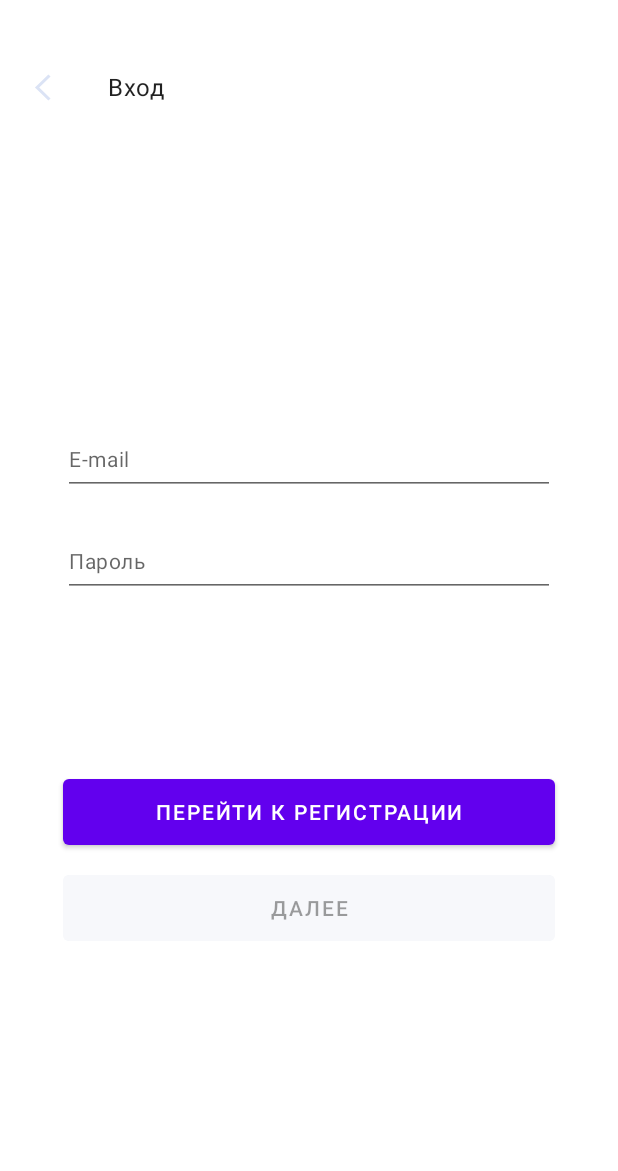
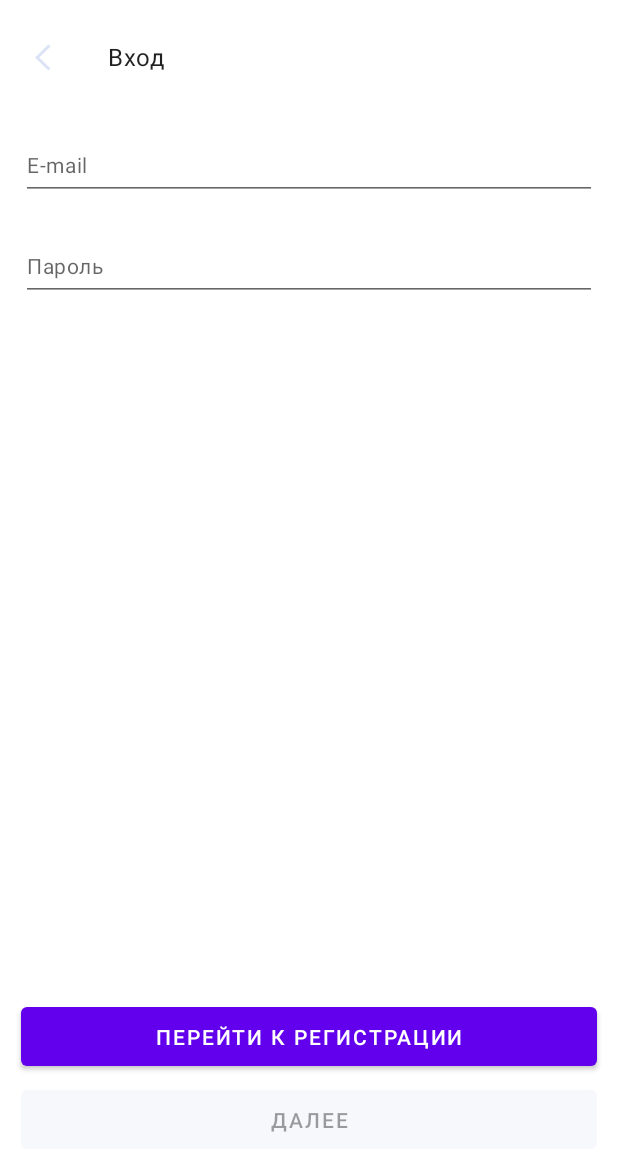
Before and after one commit to sonulen/workspace_social_network, an Android app: the LoginFragment screen opened through its navigation route, on a phone screen of 412 x 824 dp. Shown: the top 1171 px of the screen. Run offline under Robolectric (Android 15) with nearby library versions, the phone set to English and light mode, and no system bars; our stand-ins replace Timber; libraries missing offline, so code that uses them is left out: com.redmadrobot.extensions; 3 statements that could not run were skipped.

Commit message:
[Review] Переделал верстку Login экрана на constraint'ы

```diff
--- a/app/src/main/res/layout/login_fragment.xml
+++ b/app/src/main/res/layout/login_fragment.xml
@@ -4,86 +4,99 @@
     android:layout_width="match_parent"
     android:layout_height="match_parent">
 
-    <LinearLayout
+    <androidx.constraintlayout.widget.Guideline
+        android:id="@+id/guideline_top"
+        android:layout_width="wrap_content"
+        android:layout_height="wrap_content"
+        android:orientation="horizontal"
+        app:layout_constraintGuide_begin="0dp" />
+
+    <androidx.constraintlayout.widget.Guideline
+        android:id="@+id/guideline_bottom"
+        android:layout_width="wrap_content"
+        android:layout_height="wrap_content"
+        android:orientation="horizontal"
+        app:layout_constraintGuide_end="48dp" />
+
+    <androidx.constraintlayout.widget.Guideline
+        android:id="@+id/guideline_left"
+        android:layout_width="wrap_content"
+        android:layout_height="wrap_content"
+        android:orientation="vertical"
+        app:layout_constraintGuide_begin="14dp" />
+
+    <androidx.constraintlayout.widget.Guideline
+        android:id="@+id/guideline_right"
+        android:layout_width="wrap_content"
+        android:layout_height="wrap_content"
+        android:orientation="vertical"
+        app:layout_constraintGuide_end="14dp" />
+
+    <com.google.android.material.appbar.MaterialToolbar
+        android:id="@+id/tool_bar"
+        style="@style/Widget.MaterialComponents.Toolbar.Surface"
         android:layout_width="match_parent"
-        android:layout_height="match_parent"
-        android:orientation="vertical"
-        app:layout_constraintBottom_toBottomOf="parent"
+        android:layout_height="wrap_content"
+        android:layout_marginTop="10dp"
         app:layout_constraintEnd_toEndOf="parent"
         app:layout_constraintHorizontal_bias="0.5"
         app:layout_constraintStart_toStartOf="parent"
-        app:layout_constraintTop_toTopOf="parent">
-
-        <com.google.android.material.appbar.MaterialToolbar
-            android:id="@+id/tool_bar"
-            android:layout_width="match_parent"
-            android:layout_height="?attr/actionBarSize"
+        app:layout_constraintTop_toTopOf="@+id/guideline_top"
+        app:navigationIcon="@drawable/icon_back_button"
         app:title="@string/login_screen_name"
-            app:titleTextAppearance="@style/TextAppearance.App.BodyL"
-            app:navigationIcon="@drawable/icon_back_button"
-            android:layout_marginTop="30dp"
-            style="@style/Widget.MaterialComponents.Toolbar.Surface" />
-
-        <LinearLayout
-            android:layout_width="match_parent"
-            android:layout_height="match_parent"
-            android:gravity="center"
-            android:orientation="vertical"
-            app:layout_constraintBottom_toBottomOf="parent"
-            app:layout_constraintEnd_toEndOf="parent"
-            app:layout_constraintHorizontal_bias="0.5"
-            app:layout_constraintStart_toStartOf="parent"
-            app:layout_constraintTop_toTopOf="parent">
+        app:titleTextAppearance="@style/TextAppearance.App.BodyL" />
 
     <EditText
         android:id="@+id/edit_text_email"
-                android:layout_width="328dp"
-                android:layout_height="48dp"
+        style="@style/Widget.Workplaces.EditText"
+        android:textAppearance="@style/TextAppearance.App.BodyS"
+        android:autofillHints="email"
         android:ems="10"
         android:hint="@string/e_mail_hint"
         android:inputType="textEmailAddress"
         android:selectAllOnFocus="true"
-                android:layout_marginVertical="10dp"
-                style="@style/TextAppearance.App.BodyS"
-                android:autofillHints="email" />
+        app:layout_constraintEnd_toEndOf="parent"
+        app:layout_constraintHorizontal_bias="0.5"
+        app:layout_constraintEnd_toStartOf="@+id/guideline_right"
+        app:layout_constraintStart_toStartOf="@+id/guideline_left"
+        app:layout_constraintTop_toBottomOf="@+id/tool_bar" />
 
     <EditText
         android:id="@+id/edit_text_password"
-                android:layout_width="328dp"
-                android:layout_height="48dp"
+        style="@style/Widget.Workplaces.EditText"
+        android:textAppearance="@style/TextAppearance.App.BodyS"
+        android:autofillHints="password"
         android:ems="10"
         android:hint="@string/password_hint"
         android:imeActionLabel="@string/action_sign_in_short"
         android:imeOptions="actionDone"
         android:inputType="textPassword"
-                android:layout_marginVertical="10dp"
-                style="@style/TextAppearance.App.BodyS"
-                android:autofillHints="password" />
-
-            <Space
-                android:layout_width="match_parent"
-                android:layout_height="101dp" />
+        app:layout_constraintEnd_toEndOf="parent"
+        app:layout_constraintHorizontal_bias="0.5"
+        app:layout_constraintEnd_toStartOf="@+id/guideline_right"
+        app:layout_constraintStart_toStartOf="@+id/guideline_left"
+        app:layout_constraintTop_toBottomOf="@+id/edit_text_email" />
 
     <Button
         android:id="@+id/button_go_to_register"
-                android:layout_width="328dp"
-                android:layout_height="56dp"
-
         android:text="@string/button_go_to_register"
-                android:layout_marginVertical="4dp"
-                android:theme="@style/Widget.Workplaces.Button" />
+        style="@style/Widget.Workplaces.Button"
+        app:layout_constraintBottom_toTopOf="@+id/button_login"
+        app:layout_constraintEnd_toEndOf="parent"
+        app:layout_constraintHorizontal_bias="0.5"
+        app:layout_constraintEnd_toStartOf="@+id/guideline_right"
+        app:layout_constraintStart_toStartOf="@+id/guideline_left" />
 
     <Button
         android:id="@+id/button_login"
-                android:layout_width="328dp"
-                android:layout_height="56dp"
         android:enabled="false"
         android:text="@string/button_go_next"
-                android:layout_marginVertical="4dp"
-                android:theme="@style/Widget.Workplaces.SolidButton" />
+        style="@style/Widget.Workplaces.SolidButton"
+        app:layout_constraintBottom_toTopOf="@+id/guideline_bottom"
+        app:layout_constraintEnd_toEndOf="parent"
+        app:layout_constraintHorizontal_bias="0.5"
+        app:layout_constraintEnd_toStartOf="@+id/guideline_right"
+        app:layout_constraintStart_toStartOf="@+id/guideline_left" />
 
-        </LinearLayout>
-
-    </LinearLayout>
 
 </androidx.constraintlayout.widget.ConstraintLayout>
```
Lines whose indentation alone changed are shown as unchanged.
